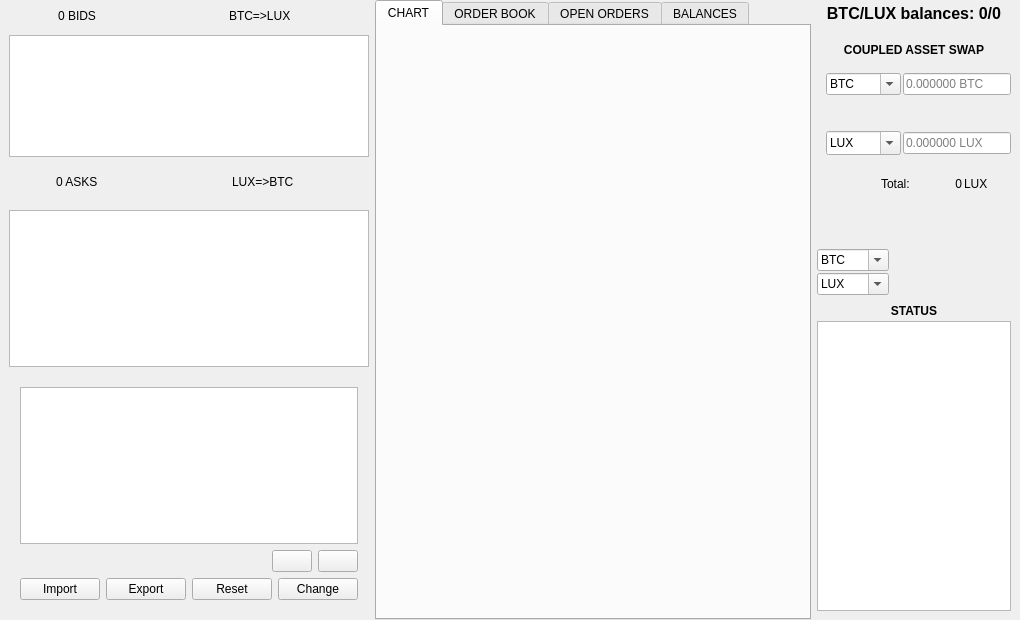
This is src/qt/forms/luxgatedialog.ui in LUX-Core/lux as Qt 5 draws it before an edit. The edited form follows.
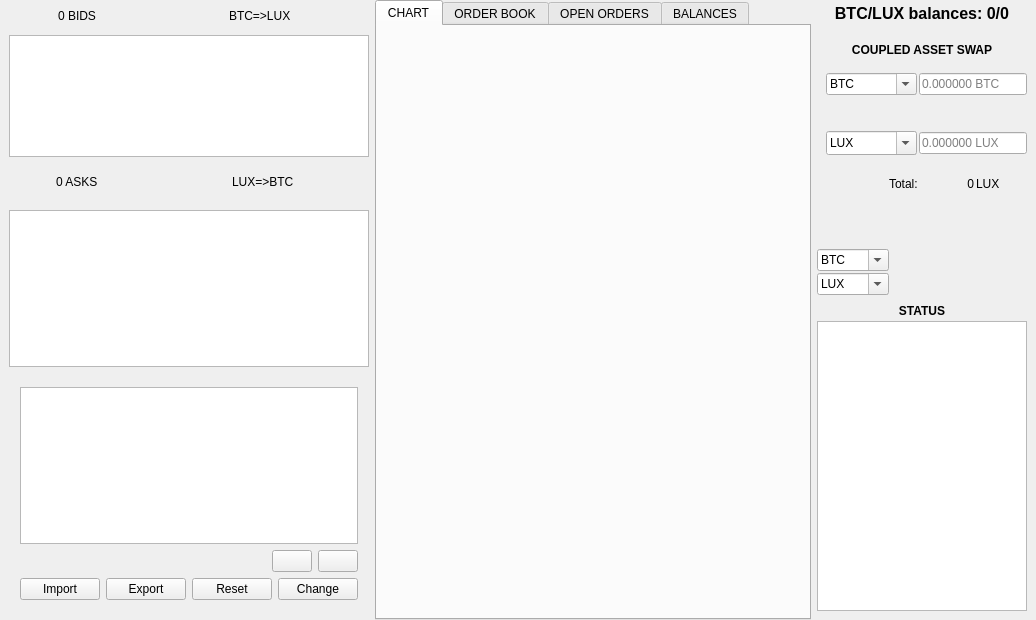
This is the edited form. Icons and pictures are not drawn.

What changed in the file:
```diff
--- a/src/qt/forms/luxgatedialog.ui
+++ b/src/qt/forms/luxgatedialog.ui
@@ -6,7 +6,7 @@
    <rect>
     <x>0</x>
     <y>0</y>
-    <width>1020</width>
+    <width>1036</width>
     <height>620</height>
    </rect>
   </property>
```
